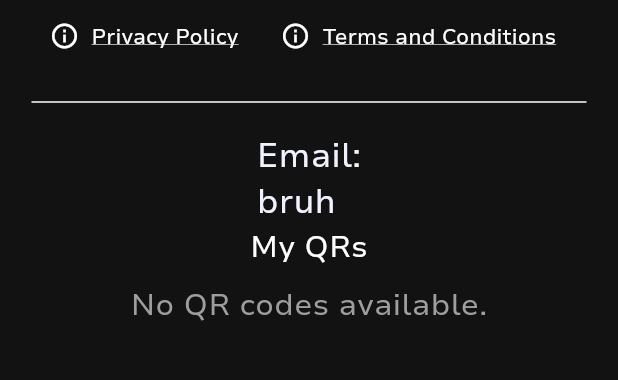
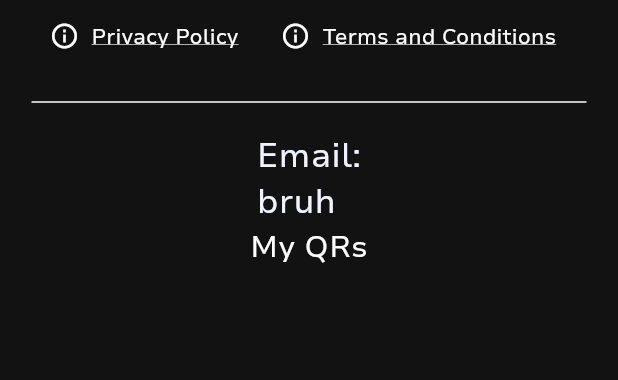
Before and after one commit to snaupdog/qrjungle, a Flutter app: the PageSelect screen opened directly, on a phone screen of 412 x 824 dp, the part 456-836 px from its top. Run offline on Flutter 3.47's test engine with Material 3 defaults, Android fonts, the phone set to English and light mode, and no system bars; our stand-ins replace animated_splash_screen, cached_network_image, email_validator, fluttertoast, pin_code_fields, shared_preferences; missing offline and left inert: amplify_api, amplify_auth_cognito, amplify_flutter, blur_bottom_bar, delayed_widget, razorpay_flutter; accounts and stored records are empty; network calls fail.

Commit message:
small chagne

```diff
--- a/qrjungle/lib/pages/qrcardgrid.dart
+++ b/qrjungle/lib/pages/qrcardgrid.dart
@@ -119,14 +119,7 @@ class _QrcardgridState extends State<Qrcardgrid> {
     return SingleChildScrollView(
       child: Padding(
         padding: const EdgeInsets.symmetric(horizontal: 1.0),
-        child: qrlisty.isEmpty
-            ? const Center(
-                child: Text(
-                  "No QR codes available.",
-                  style: TextStyle(fontSize: 20.0, color: Colors.grey),
-                ),
-              )
-            : GridView.builder(
+        child: GridView.builder(
           shrinkWrap: true,
           physics: const NeverScrollableScrollPhysics(),
           gridDelegate: const SliverGridDelegateWithFixedCrossAxisCount(
@@ -167,8 +160,7 @@ class _QrcardgridState extends State<Qrcardgrid> {
                               borderRadius: BorderRadius.circular(15.0),
                             ),
                             child: Column(
-                                    crossAxisAlignment:
-                                        CrossAxisAlignment.stretch,
+                              crossAxisAlignment: CrossAxisAlignment.stretch,
                               mainAxisSize: MainAxisSize.min,
                               children: <Widget>[
                                 ClipRRect(
@@ -184,12 +176,11 @@ class _QrcardgridState extends State<Qrcardgrid> {
                                   ),
                                 ),
                                 Column(
-                                        crossAxisAlignment:
-                                            CrossAxisAlignment.start,
+                                  crossAxisAlignment: CrossAxisAlignment.start,
                                   children: [
                                     Padding(
-                                            padding: const EdgeInsets.fromLTRB(
-                                                8, 0, 0, 0),
+                                      padding:
+                                          const EdgeInsets.fromLTRB(8, 0, 0, 0),
                                       child: Text(
                                         "${item['qr_code_id']}",
                                       ),
```
Lines whose indentation alone changed are shown as unchanged.
